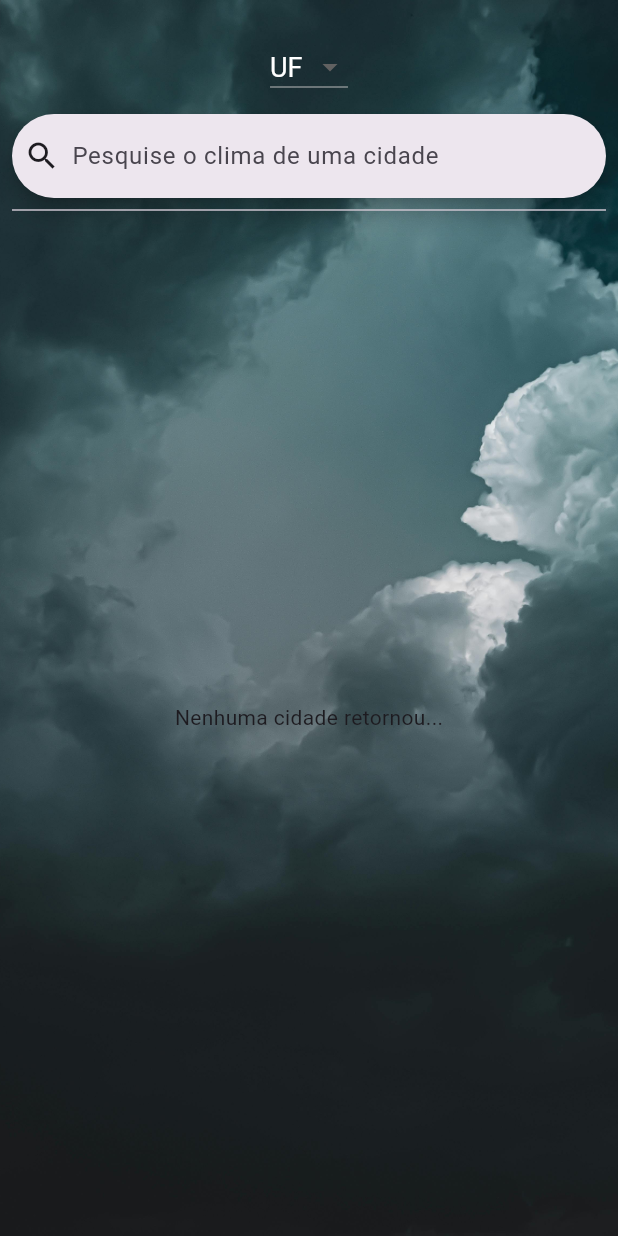
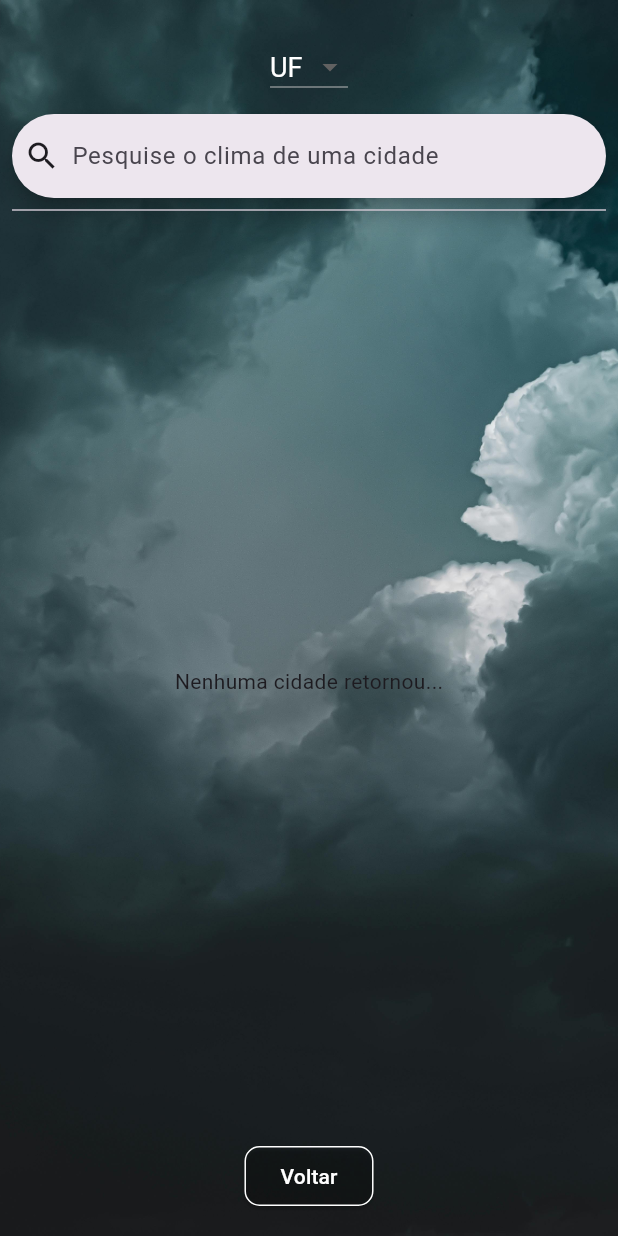
Before and after one commit to RaiFM/weather_station, a Flutter app: the SearchSavesPage screen opened directly, on a phone screen of 412 x 824 dp. Run offline on Flutter 3.47's test engine with Material 3 defaults, Android fonts, the phone set to English and light mode, and no system bars; our stand-ins replace cloud_firestore, firebase_core, geolocator, google_fonts; accounts and stored records are empty; Roboto replaces fonts that are missing (Roboto Flex).

Commit message:
adicionando button de voltar na tela de listar salvos

```diff
--- a/lib/ui/pages/search_saves_page.dart
+++ b/lib/ui/pages/search_saves_page.dart
@@ -214,9 +214,31 @@ class _SearchSavesPageState extends State<SearchSavesPage> {
                                         return listTile;
                                       });
                                 }),
-                          )
+                          ),
+                          ElevatedButton(
+                            onPressed: () {
+                              Navigator.pop(context);
+                            },
+                            style: ElevatedButton.styleFrom(
+                              backgroundColor: Colors.transparent,
+                              foregroundColor: Colors.white,
+                              shape: RoundedRectangleBorder(
+                                borderRadius: BorderRadius.circular(10),
+                                side: const BorderSide(
+                                  color: Colors.white,
+                                  width: 1,
+                                )
+                              ),
+                            ),
+                            child: const Text("Voltar")
+                          ),
                         ],
-                      )))),
-        ));
+                      ),
+                      ),
+                      ),
+                      ),
+
+        ),
+      );
   }
 }
```
